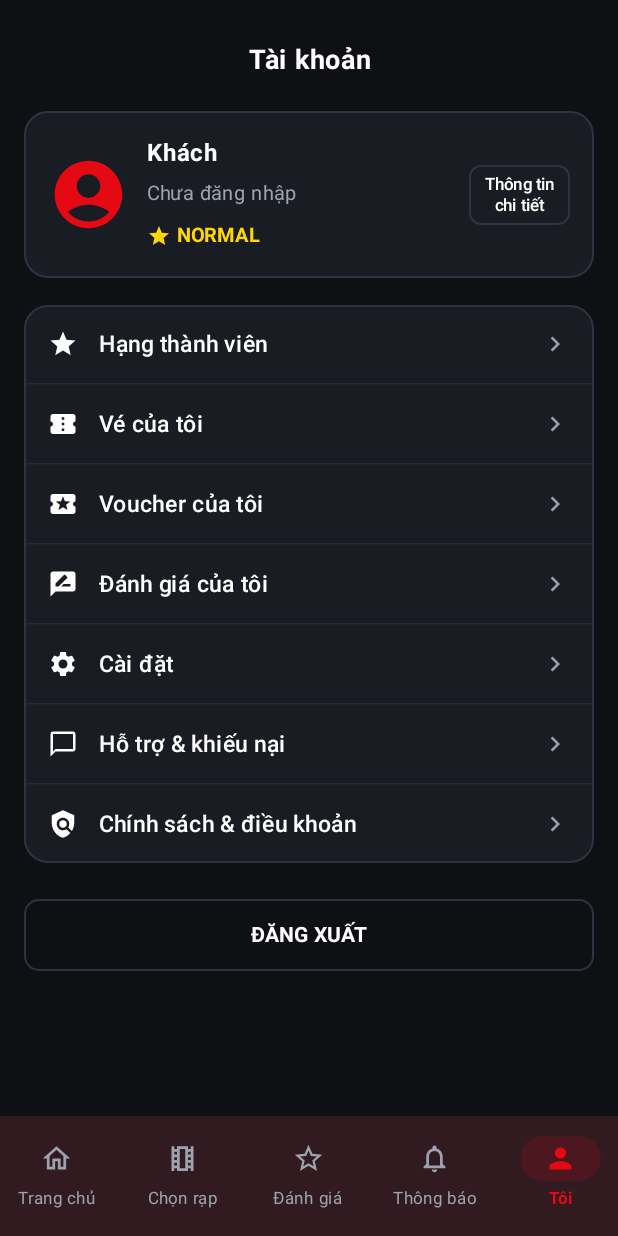
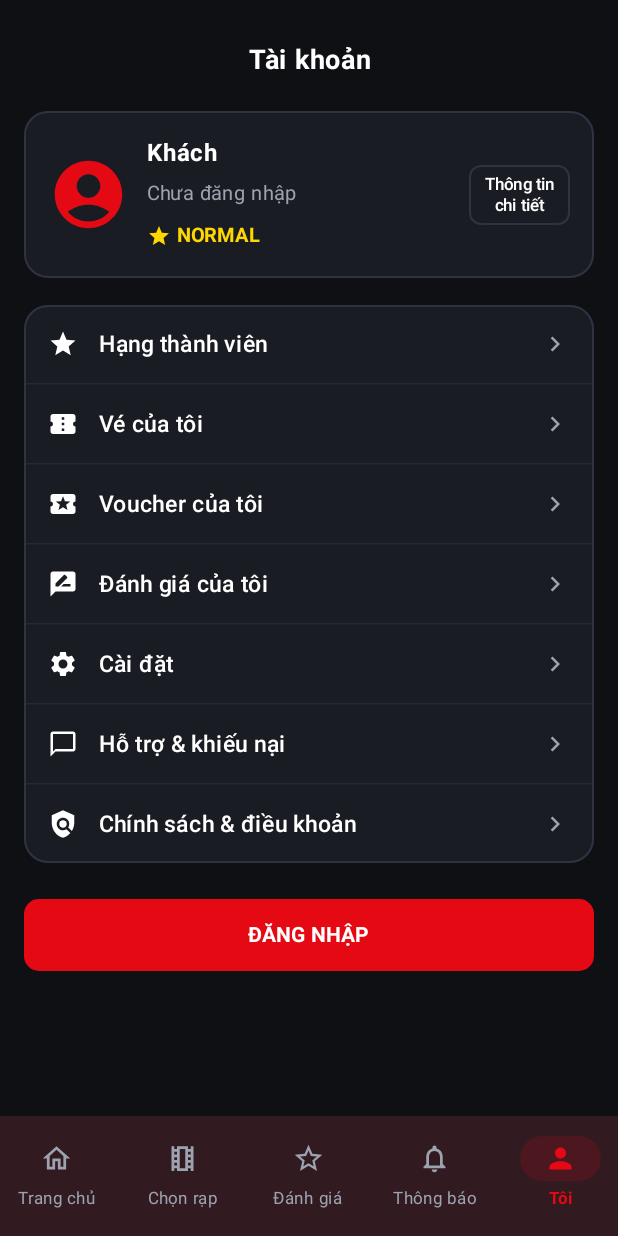
Before and after one commit to TruongQuangDiep/CineOne-Mobile, an Android app built with Jetpack Compose: the HomeScreen screen opened through its navigation route, item 5 of the bottom bar chosen, on a phone screen of 412 x 824 dp. Run offline under Robolectric (Android 15) with nearby library versions, the phone set to English and light mode, and no system bars.

Commit message:
(fix) SCRUM-27 SCRUM-92 SCRUM-93

```diff
--- a/app/src/main/java/com/example/cineone/data/repository/CinemaRepositoryImpl.kt
+++ b/app/src/main/java/com/example/cineone/data/repository/CinemaRepositoryImpl.kt
@@ -39,7 +39,7 @@ class CinemaRepositoryImpl(private val cinemaApi: CinemaApi) : CinemaRepository
             loadFromDiskCacheIfAvailable()
         }
 
-        if (isDefaultQuery && allCinemasMemoryCache.isNotEmpty()) {
+        if (isDefaultQuery && allCinemasMemoryCache.size >= 50) {
             val fromSlice = page * PAGE_SIZE
             if (fromSlice < allCinemasMemoryCache.size && (now - allCinemasTimestamp) < CACHE_TTL_MS) {
                 val slice = allCinemasMemoryCache.subList(
--- a/app/src/main/java/com/example/cineone/ui/cinema/CinemaViewModel.kt
+++ b/app/src/main/java/com/example/cineone/ui/cinema/CinemaViewModel.kt
@@ -104,10 +104,10 @@ class CinemaViewModel(
                 )
             }
 
-            val combined = _listUiState.value.allCinemas.toMutableList()
+            val combined = mutableListOf<Cinema>()
             var lastError: String? = null
             var page = 0
-            while (page < 10) {
+            while (page < 25) {
                 var pageItems: List<Cinema> = emptyList()
                 var hadError = false
                 getCinemasUseCase(q = null, city = null, status = "ACTIVE", page = page).collect { res ->
@@ -150,7 +150,7 @@ class CinemaViewModel(
     private fun applyCinemasToState(uniqueCinemas: List<Cinema>) {
         val brands = buildBrandList(uniqueCinemas)
         val cities = uniqueCinemas
-            .map { it.city.trim() }
+            .map { LocationUtils.formatStandardCityName(it.city) }
             .filter { it.isNotBlank() }
             .distinct()
             .sorted()
--- a/app/src/main/java/com/example/cineone/ui/home/HomeScreen.kt
+++ b/app/src/main/java/com/example/cineone/ui/home/HomeScreen.kt
@@ -208,6 +208,9 @@ fun HomeScreen(
                             Screen.MovieList.createRoute(uiState.selectedTab.statusCode)
                         )
                     },
+                    onSeeAllPromotionsClick = {                        // <-- THÊM ĐOẠN NÀY
+                        navController.navigate(Screen.VoucherList.route)
+                    },
                     onPromotionClick = { promo -> selectedPromo = promo },
                     onRetry = viewModel::loadHomeData
                 )
@@ -261,6 +264,9 @@ fun HomeScreen(
                     },
                     onTermsAndPoliciesClick = {
                         navController.navigate(Screen.Faq.route)
+                    },
+                    onLoginClick = {
+                        navController.navigate(Screen.Login.route)
                     },
                     onLogout = {
                         AppNotificationHelper.unsubscribeUserTopic(context)
@@ -393,6 +399,7 @@ private fun HomeTabContent(
     onMovieStatusTabSelected: (HomeMovieTab) -> Unit,
     onMovieClick: (Long) -> Unit,
     onSeeAllMoviesClick: () -> Unit,
+    onSeeAllPromotionsClick: () -> Unit = {},
     onPromotionClick: (HomePromotionItem) -> Unit,
     onRetry: () -> Unit
 ) {
@@ -590,9 +597,7 @@ private fun HomeTabContent(
         SectionHeaderRow(
             title = "Khuyến mãi nổi bật",
             actionLabel = if (uiState.promotions.isNotEmpty()) "Xem tất cả >" else "",
-            onActionClick = {
-                uiState.promotions.firstOrNull()?.let(onPromotionClick)
-            }
+            onActionClick = onSeeAllPromotionsClick
         )
 
         Spacer(modifier = Modifier.height(10.dp))
@@ -1092,6 +1097,7 @@ private fun QuickProfileTab(
     onSettingsClick: () -> Unit = {},
     onSupportClick: () -> Unit = {},
     onTermsAndPoliciesClick: () -> Unit = {},
+    onLoginClick: () -> Unit = {},
     onLogout: () -> Unit
 ) {
     val context = LocalContext.current
@@ -1305,7 +1311,9 @@ private fun QuickProfileTab(
 
         Spacer(modifier = Modifier.height(24.dp))
 
-        // 3. Nút [ ĐĂNG XUẤT ] (HOẠT ĐỘNG - theo đúng wireframe ảnh 5)
+        // 3. Nút [ ĐĂNG XUẤT / ĐĂNG NHẬP ] tùy theo trạng thái đăng nhập
+        val isLoggedIn = sessionManager.isLoggedIn()
+        if (isLoggedIn) {
             OutlinedButton(
                 onClick = onLogout,
                 colors = ButtonDefaults.outlinedButtonColors(contentColor = CineTextWhite),
@@ -1321,6 +1329,24 @@ private fun QuickProfileTab(
                     fontWeight = FontWeight.Bold,
                     fontSize = 14.sp
                 )
+            }
+        } else {
+            // Đang xem chế độ khách: Hiện nút "ĐĂNG NHẬP" màu đỏ nổi bật
+            Button(
+                onClick = onLoginClick,
+                colors = ButtonDefaults.buttonColors(containerColor = CineRedPrimary),
+                shape = RoundedCornerShape(10.dp),
+                modifier = Modifier
+                    .fillMaxWidth()
+                    .height(48.dp)
+            ) {
+                Text(
+                    text = "ĐĂNG NHẬP",
+                    color = CineTextWhite,
+                    fontWeight = FontWeight.Bold,
+                    fontSize = 14.sp
+                )
+            }
         }
 
         Spacer(modifier = Modifier.height(20.dp))
--- a/app/src/main/java/com/example/cineone/ui/movie/MovieViewModel.kt
+++ b/app/src/main/java/com/example/cineone/ui/movie/MovieViewModel.kt
@@ -252,7 +252,7 @@ class MovieViewModel(
                 selectedDate = defaultDate,
                 selectedTimeSlot = targetSlot,
                 allCinemas = cachedCinemas,
-                availableCities = cachedCinemas.map { it.city.trim() }.filter { it.isNotBlank() }.distinct().sorted(),
+                availableCities = cachedCinemas.map { LocationUtils.formatStandardCityName(it.city) }.filter { it.isNotBlank() }.distinct().sorted(),
                 allMovies = cachedMovies,
                 availableGenres = (extractGenresFromMovies(cachedMovies) + initialGenreSet).distinct()
             )
@@ -400,7 +400,7 @@ class MovieViewModel(
 
     private fun updateCinemasInState(cinemas: List<Cinema>) {
         val cities = cinemas
-            .map { it.city.trim() }
+            .map { LocationUtils.formatStandardCityName(it.city) }
             .filter { it.isNotBlank() }
             .distinct()
             .sorted()
--- a/app/src/main/java/com/example/cineone/ui/showtime/ShowtimeViewModel.kt
+++ b/app/src/main/java/com/example/cineone/ui/showtime/ShowtimeViewModel.kt
@@ -345,7 +345,7 @@ class ShowtimeViewModel(
                     if (b.isNotBlank()) b else st.cinemaName.trim().split(" ").firstOrNull()?.ifBlank { null }
                 }.distinct()
 
-                val cities = allCinemas.map { it.city.trim() }.filter { it.isNotBlank() }.distinct().sorted()
+                val cities = allCinemas.map { LocationUtils.formatStandardCityName(it.city) }.filter { it.isNotBlank() }.distinct().sorted()
                 val currentCity = _uiState.value.selectedCity
                 val resolvedCity = if (currentCity.isNotBlank()) {
                     val key = LocationUtils.normalizeCityKey(currentCity)
```
Also changed, not shown: app/src/main/java/com/example/cineone/core/util/DateTimeUtils.kt (+42 -5 lines), app/src/main/java/com/example/cineone/ui/seat/SeatSelectionScreen.kt (+21 -11 lines). Lines whose indentation alone changed are shown as unchanged.
